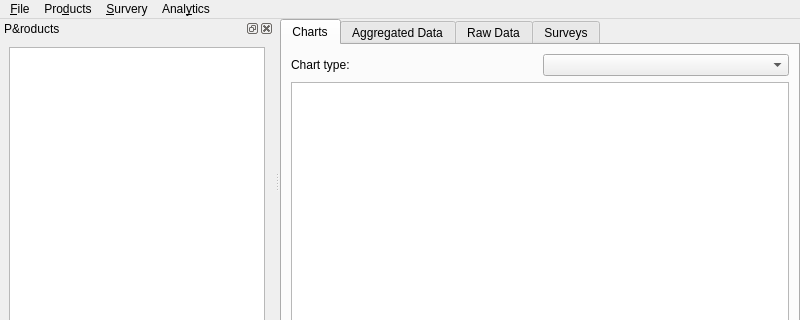
Above: analyzer/mainwindow.ui from KDE/kuserfeedback before the change; both pictures show x 0 to 800 and y 0 to 320 of the 800 by 600 pixel window. Below: the same form after it.
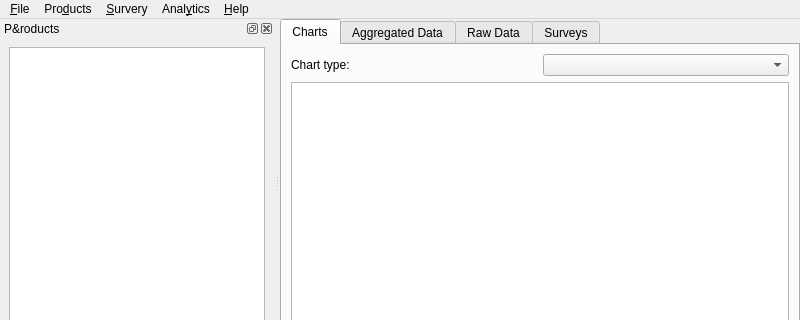
That is the form after the change. Custom widgets are drawn as their Qt base class.

Commit message: Add proper version setup and basic about dialog.

What changed in the file:
```diff
--- a/analyzer/mainwindow.ui
+++ b/analyzer/mainwindow.ui
@@ -150,10 +150,17 @@
     </widget>
     <addaction name="menu_Time_interval"/>
    </widget>
+   <widget class="QMenu" name="menu_Help">
+    <property name="title">
+     <string>&amp;Help</string>
+    </property>
+    <addaction name="actionAbout"/>
+   </widget>
    <addaction name="menu_File"/>
    <addaction name="menu_Products"/>
    <addaction name="menu_Survery"/>
    <addaction name="menu_Analytics"/>
+   <addaction name="menu_Help"/>
   </widget>
   <widget class="QStatusBar" name="statusbar"/>
   <widget class="QDockWidget" name="logDock">
```
Left out of the diff: 11 changed lines with no effect on the pictures. The commit also changes 3 other files.
